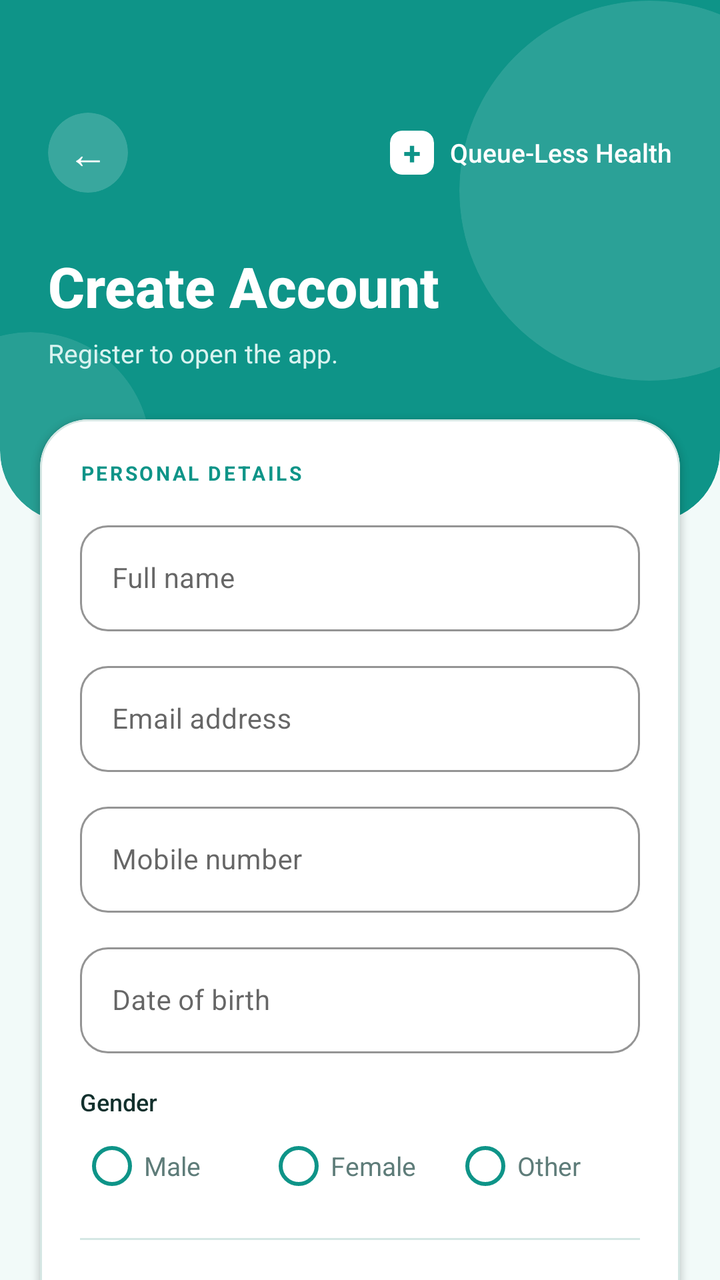
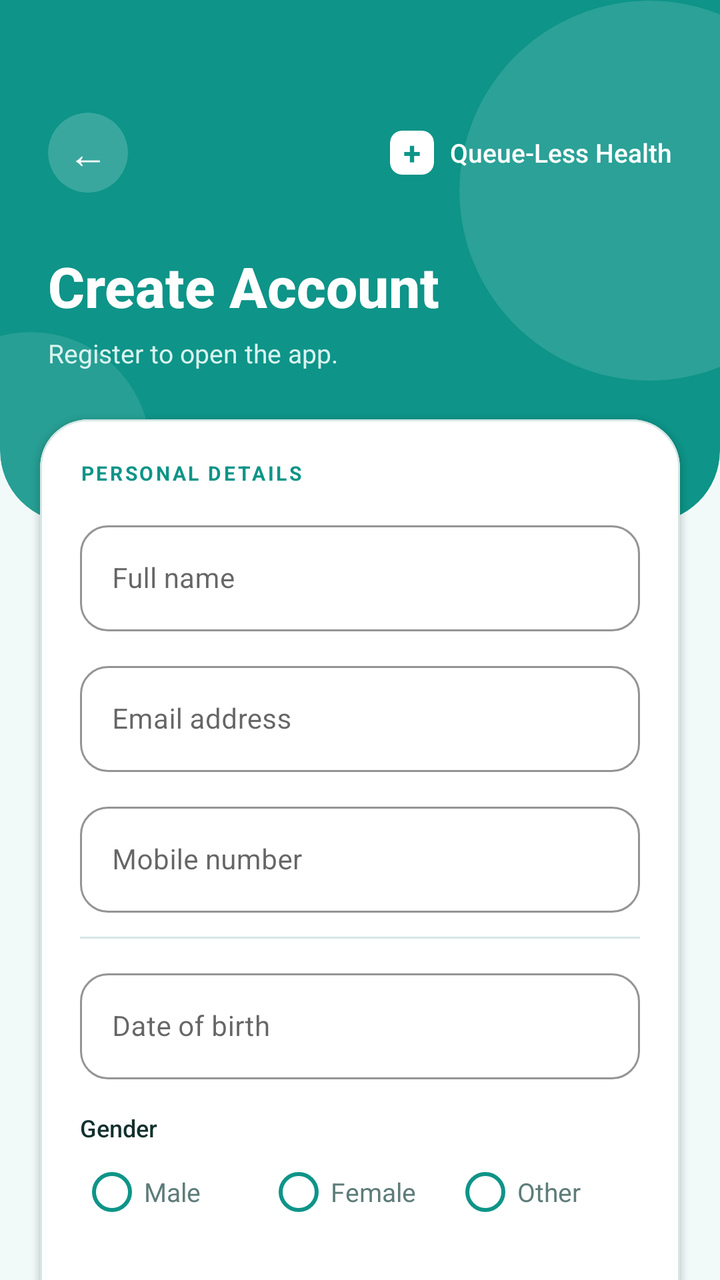

Screens rendered from an Android XML layout before and after an edit, with the pre-edit source and the edit as a unified diff.
<!-- AndroidManifest.xml: application theme Theme.QueueLessHealth -->
<!-- res/layout/activity_main_7.xml -->
<?xml version="1.0" encoding="utf-8"?>
<ScrollView xmlns:android="http://schemas.android.com/apk/res/android"
    xmlns:app="http://schemas.android.com/apk/res-auto"
    android:id="@+id/scrollRoot"
    android:layout_width="match_parent"
    android:layout_height="match_parent"
    android:background="#F2FAF9"
    android:fillViewport="true"
    android:overScrollMode="never"
    android:scrollbars="none">

    <LinearLayout
        android:layout_width="match_parent"
        android:layout_height="wrap_content"
        android:orientation="vertical">

        
        <com.google.android.material.card.MaterialCardView
            android:id="@+id/headerCard"
            android:layout_width="match_parent"
            android:layout_height="wrap_content"
            android:layout_marginTop="-40dp"
            app:cardBackgroundColor="#0E9488"
            app:cardCornerRadius="36dp"
            app:cardElevation="0dp"
            app:strokeWidth="0dp">

            <FrameLayout
                android:layout_width="match_parent"
                android:layout_height="wrap_content">

                
                <com.google.android.material.card.MaterialCardView
                    android:layout_width="190dp"
                    android:layout_height="190dp"
                    android:layout_gravity="top|end"
                    android:layout_marginTop="40dp"
                    android:layout_marginEnd="-60dp"
                    app:cardBackgroundColor="#1FFFFFFF"
                    app:cardCornerRadius="95dp"
                    app:cardElevation="0dp"
                    app:strokeWidth="0dp" />

                <com.google.android.material.card.MaterialCardView
                    android:layout_width="120dp"
                    android:layout_height="120dp"
                    android:layout_gravity="bottom|start"
                    android:layout_marginStart="-45dp"
                    android:layout_marginBottom="-25dp"
                    app:cardBackgroundColor="#1AFFFFFF"
                    app:cardCornerRadius="60dp"
                    app:cardElevation="0dp"
                    app:strokeWidth="0dp" />

                <LinearLayout
                    android:layout_width="match_parent"
                    android:layout_height="wrap_content"
                    android:orientation="vertical"
                    android:paddingStart="24dp"
                    android:paddingTop="96dp"
                    android:paddingEnd="24dp"
                    android:paddingBottom="76dp">

                    <LinearLayout
                        android:layout_width="match_parent"
                        android:layout_height="wrap_content"
                        android:gravity="center_vertical"
                        android:orientation="horizontal">

                        
                        <com.google.android.material.card.MaterialCardView
                            android:id="@+id/btnBack"
                            android:layout_width="40dp"
                            android:layout_height="40dp"
                            android:clickable="true"
                            android:focusable="true"
                            app:cardBackgroundColor="#2EFFFFFF"
                            app:cardCornerRadius="20dp"
                            app:cardElevation="0dp"
                            app:strokeWidth="0dp">

                            <TextView
                                android:layout_width="match_parent"
                                android:layout_height="match_parent"
                                android:gravity="center"
                                android:importantForAccessibility="no"
                                android:text="←"
                                android:textColor="#FFFFFF"
                                android:textSize="20sp" />
                        </com.google.android.material.card.MaterialCardView>

                        <View
                            android:layout_width="0dp"
                            android:layout_height="1dp"
                            android:layout_weight="1" />

                        
                        <com.google.android.material.card.MaterialCardView
                            android:layout_width="22dp"
                            android:layout_height="22dp"
                            app:cardBackgroundColor="#FFFFFF"
                            app:cardCornerRadius="6dp"
                            app:cardElevation="0dp"
                            app:strokeWidth="0dp">

                            <TextView
                                android:layout_width="match_parent"
                                android:layout_height="match_parent"
                                android:gravity="center"
                                android:importantForAccessibility="no"
                                android:text="+"
                                android:textColor="#0E9488"
                                android:textSize="16sp"
                                android:textStyle="bold" />
                        </com.google.android.material.card.MaterialCardView>

                        <TextView
                            android:layout_width="wrap_content"
                            android:layout_height="wrap_content"
                            android:layout_marginStart="8dp"
                            android:fontFamily="sans-serif-medium"
                            android:text="Queue-Less Health"
                            android:textColor="#FFFFFF"
                            android:textSize="13sp" />
                    </LinearLayout>

                    <TextView
                        android:layout_width="match_parent"
                        android:layout_height="wrap_content"
                        android:layout_marginTop="28dp"
                        android:fontFamily="sans-serif-medium"
                        android:text="Create Account"
                        android:textColor="#FFFFFF"
                        android:textSize="28sp"
                        android:textStyle="bold" />

                    <TextView
                        android:layout_width="match_parent"
                        android:layout_height="wrap_content"
                        android:layout_marginTop="6dp"
                        android:lineSpacingExtra="2dp"
                        android:text="Register to open the app."
                        android:textColor="#D9F3F0"
                        android:textSize="13sp" />
                </LinearLayout>
            </FrameLayout>
        </com.google.android.material.card.MaterialCardView>

        
        <com.google.android.material.card.MaterialCardView
            android:layout_width="match_parent"
            android:layout_height="wrap_content"
            android:layout_marginStart="20dp"
            android:layout_marginTop="-52dp"
            android:layout_marginEnd="20dp"
            app:cardBackgroundColor="#FFFFFF"
            app:cardCornerRadius="24dp"
            app:cardElevation="2dp"
            app:strokeColor="#D5E7E4"
            app:strokeWidth="1dp">

            <LinearLayout
                android:layout_width="match_parent"
                android:layout_height="wrap_content"
                android:orientation="vertical"
                android:padding="20dp">

                <TextView
                    android:layout_width="wrap_content"
                    android:layout_height="wrap_content"
                    android:letterSpacing="0.12"
                    android:text="PERSONAL DETAILS"
                    android:textColor="#0E9488"
                    android:textSize="10sp"
                    android:textStyle="bold" />

                
                <com.google.android.material.textfield.TextInputLayout
                    android:id="@+id/tilFullName"
                    style="?attr/textInputOutlinedStyle"
                    android:layout_width="match_parent"
                    android:layout_height="wrap_content"
                    android:layout_marginTop="14dp"
                    android:hint="Full name"
                    app:boxCornerRadiusBottomEnd="14dp"
                    app:boxCornerRadiusBottomStart="14dp"
                    app:boxCornerRadiusTopEnd="14dp"
                    app:boxCornerRadiusTopStart="14dp"
                    app:boxStrokeColor="#0E9488"
                    app:hintTextColor="#0E9488">

                    <com.google.android.material.textfield.TextInputEditText
                        android:id="@+id/etFullName"
                        android:layout_width="match_parent"
                        android:layout_height="wrap_content"
                        android:imeOptions="actionNext"
                        android:inputType="textPersonName|textCapWords"
                        android:maxLines="1"
                        android:textColor="#12302D"
                        android:textSize="14sp" />
                </com.google.android.material.textfield.TextInputLayout>

                
                <com.google.android.material.textfield.TextInputLayout
                    android:id="@+id/tilEmail"
                    style="?attr/textInputOutlinedStyle"
                    android:layout_width="match_parent"
                    android:layout_height="wrap_content"
                    android:layout_marginTop="12dp"
                    android:hint="Email address"
                    app:boxCornerRadiusBottomEnd="14dp"
                    app:boxCornerRadiusBottomStart="14dp"
                    app:boxCornerRadiusTopEnd="14dp"
                    app:boxCornerRadiusTopStart="14dp"
                    app:boxStrokeColor="#0E9488"
                    app:hintTextColor="#0E9488">

                    <com.google.android.material.textfield.TextInputEditText
                        android:id="@+id/etEmail"
                        android:layout_width="match_parent"
                        android:layout_height="wrap_content"
                        android:imeOptions="actionNext"
                        android:inputType="textEmailAddress"
                        android:maxLines="1"
                        android:textColor="#12302D"
                        android:textSize="14sp" />
                </com.google.android.material.textfield.TextInputLayout>

                
                <com.google.android.material.textfield.TextInputLayout
                    android:id="@+id/tilPhone"
                    style="?attr/textInputOutlinedStyle"
                    android:layout_width="match_parent"
                    android:layout_height="wrap_content"
                    android:layout_marginTop="12dp"
                    android:hint="Mobile number"
                    app:boxCornerRadiusBottomEnd="14dp"
                    app:boxCornerRadiusBottomStart="14dp"
                    app:boxCornerRadiusTopEnd="14dp"
                    app:boxCornerRadiusTopStart="14dp"
                    app:boxStrokeColor="#0E9488"
                    app:hintTextColor="#0E9488"
                    app:prefixText="+63 "
                    app:prefixTextColor="#5E7C79">

                    <com.google.android.material.textfield.TextInputEditText
                        android:id="@+id/etPhone"
                        android:layout_width="match_parent"
                        android:layout_height="wrap_content"
                        android:imeOptions="actionNext"
                        android:inputType="phone"
                        android:maxLength="12"
                        android:maxLines="1"
                        android:textColor="#12302D"
                        android:textSize="14sp" />
                </com.google.android.material.textfield.TextInputLayout>

                
                <com.google.android.material.textfield.TextInputLayout
                    android:id="@+id/tilDob"
                    style="?attr/textInputOutlinedStyle"
                    android:layout_width="match_parent"
                    android:layout_height="wrap_content"
                    android:layout_marginTop="12dp"
                    android:hint="Date of birth"
                    app:boxCornerRadiusBottomEnd="14dp"
                    app:boxCornerRadiusBottomStart="14dp"
                    app:boxCornerRadiusTopEnd="14dp"
                    app:boxCornerRadiusTopStart="14dp"
                    app:boxStrokeColor="#0E9488"
                    app:hintTextColor="#0E9488">

                    <com.google.android.material.textfield.TextInputEditText
                        android:id="@+id/etDob"
                        android:layout_width="match_parent"
                        android:layout_height="wrap_content"
                        android:clickable="true"
                        android:cursorVisible="false"
                        android:focusable="false"
                        android:inputType="none"
                        android:maxLines="1"
                        android:textColor="#12302D"
                        android:textSize="14sp" />
                </com.google.android.material.textfield.TextInputLayout>

                
                <TextView
                    android:layout_width="match_parent"
                    android:layout_height="wrap_content"
                    android:layout_marginTop="16dp"
                    android:fontFamily="sans-serif-medium"
                    android:text="Gender"
                    android:textColor="#12302D"
                    android:textSize="12sp" />

                <RadioGroup
                    android:id="@+id/rgGender"
                    android:layout_width="match_parent"
                    android:layout_height="wrap_content"
                    android:orientation="horizontal">

                    <RadioButton
                        android:id="@+id/rbMale"
                        android:layout_width="0dp"
                        android:layout_height="wrap_content"
                        android:layout_weight="1"
                        android:minHeight="48dp"
                        android:text="Male"
                        android:textColor="#5E7C79"
                        android:textSize="13sp"
                        app:buttonTint="#0E9488" />

                    <RadioButton
                        android:id="@+id/rbFemale"
                        android:layout_width="0dp"
                        android:layout_height="wrap_content"
                        android:layout_weight="1"
                        android:minHeight="48dp"
                        android:text="Female"
                        android:textColor="#5E7C79"
                        android:textSize="13sp"
                        app:buttonTint="#0E9488" />

                    <RadioButton
                        android:id="@+id/rbOther"
                        android:layout_width="0dp"
                        android:layout_height="wrap_content"
                        android:layout_weight="1"
                        android:minHeight="48dp"
                        android:text="Other"
                        android:textColor="#5E7C79"
                        android:textSize="13sp"
                        app:buttonTint="#0E9488" />
                </RadioGroup>

                
                <View
                    android:layout_width="match_parent"
                    android:layout_height="1dp"
                    android:layout_marginTop="12dp"
                    android:background="#D5E7E4" />

                <TextView
                    android:layout_width="wrap_content"
                    android:layout_height="wrap_content"
                    android:layout_marginTop="20dp"
                    android:letterSpacing="0.12"
                    android:text="ACCOUNT SECURITY"
                    android:textColor="#0E9488"
                    android:textSize="10sp"
                    android:textStyle="bold" />

                
                <com.google.android.material.textfield.TextInputLayout
                    android:id="@+id/tilPassword"
                    style="?attr/textInputOutlinedStyle"
                    android:layout_width="match_parent"
                    android:layout_height="wrap_content"
                    android:layout_marginTop="14dp"
                    android:hint="Password"
                    app:boxCornerRadiusBottomEnd="14dp"
                    app:boxCornerRadiusBottomStart="14dp"
                    app:boxCornerRadiusTopEnd="14dp"
                    app:boxCornerRadiusTopStart="14dp"
                    app:boxStrokeColor="#0E9488"
                    app:endIconMode="password_toggle"
                    app:endIconTint="#6B8E8A"
                    app:helperText="At least 8 characters, with a letter and a number"
                    app:helperTextTextColor="#5E7C79"
                    app:hintTextColor="#0E9488">

                    <com.google.android.material.textfield.TextInputEditText
                        android:id="@+id/etPassword"
                        android:layout_width="match_parent"
                        android:layout_height="wrap_content"
                        android:imeOptions="actionNext"
                        android:inputType="textPassword"
                        android:maxLines="1"
                        android:textColor="#12302D"
                        android:textSize="14sp" />
                </com.google.android.material.textfield.TextInputLayout>

                
                <com.google.android.material.textfield.TextInputLayout
                    android:id="@+id/tilConfirmPassword"
                    style="?attr/textInputOutlinedStyle"
                    android:layout_width="match_parent"
                    android:layout_height="wrap_content"
                    android:layout_marginTop="12dp"
                    android:hint="Confirm password"
                    app:boxCornerRadiusBottomEnd="14dp"
                    app:boxCornerRadiusBottomStart="14dp"
                    app:boxCornerRadiusTopEnd="14dp"
                    app:boxCornerRadiusTopStart="14dp"
                    app:boxStrokeColor="#0E9488"
                    app:endIconMode="password_toggle"
                    app:endIconTint="#6B8E8A"
                    app:hintTextColor="#0E9488">

                    <com.google.android.material.textfield.TextInputEditText
                        android:id="@+id/etConfirmPassword"
                        android:layout_width="match_parent"
                        android:layout_height="wrap_content"
                        android:imeOptions="actionDone"
                        android:inputType="textPassword"
                        android:maxLines="1"
                        android:textColor="#12302D"
                        android:textSize="14sp" />
                </com.google.android.material.textfield.TextInputLayout>

                
                <CheckBox
                    android:id="@+id/cbTerms"
                    android:layout_width="match_parent"
                    android:layout_height="wrap_content"
                    android:layout_marginTop="10dp"
                    android:minHeight="48dp"
                    android:text="I agree to the Terms of Service and Privacy Policy"
                    android:textColor="#5E7C79"
                    android:textSize="12sp"
                    app:buttonTint="#0E9488" />

                
                <com.google.android.material.button.MaterialButton
                    android:id="@+id/btnRegister"
                    android:layout_width="match_parent"
                    android:layout_height="54dp"
                    android:layout_marginTop="8dp"
                    android:backgroundTint="#0E9488"
                    android:fontFamily="sans-serif-medium"
                    android:text="Create Account"
                    android:textAllCaps="false"
                    android:textColor="#FFFFFF"
                    android:textSize="15sp"
                    app:cornerRadius="16dp" />
            </LinearLayout>
        </com.google.android.material.card.MaterialCardView>

        
        <LinearLayout
            android:layout_width="match_parent"
            android:layout_height="wrap_content"
            android:gravity="center"
            android:orientation="horizontal"
            android:paddingTop="12dp"
            android:paddingBottom="32dp">

            <TextView
                android:layout_width="wrap_content"
                android:layout_height="wrap_content"
                android:text="Already have an account?"
                android:textColor="#5E7C79"
                android:textSize="13sp" />

            <TextView
                android:id="@+id/tvLogin"
                android:layout_width="wrap_content"
                android:layout_height="wrap_content"
                android:background="?attr/selectableItemBackground"
                android:clickable="true"
                android:focusable="true"
                android:fontFamily="sans-serif-medium"
                android:gravity="center_vertical"
                android:minHeight="48dp"
                android:paddingStart="6dp"
                android:paddingEnd="6dp"
                android:text="Login"
                android:textColor="#0E9488"
                android:textSize="13sp"
                android:textStyle="bold" />
        </LinearLayout>

    </LinearLayout>
</ScrollView>
<!-- resources referenced by this layout -->
<resources>
  <style name="Theme.QueueLessHealth" parent="Theme.MaterialComponents.DayNight.DarkActionBar">
          
          <item name="colorPrimary">@color/purple_500</item>
          <item name="colorPrimaryVariant">@color/purple_700</item>
          <item name="colorOnPrimary">@color/white</item>
          
          <item name="colorSecondary">@color/teal_200</item>
          <item name="colorSecondaryVariant">@color/teal_700</item>
          <item name="colorOnSecondary">@color/black</item>
          
          <item name="android:statusBarColor">?attr/colorPrimaryVariant</item>
          
      </style>
  <color name="purple_500">#FF6200EE</color>
  <color name="purple_700">#FF3700B3</color>
  <color name="white">#FFFFFFFF</color>
  <color name="teal_200">#FF03DAC5</color>
  <color name="teal_700">#FF018786</color>
  <color name="black">#FF000000</color>
</resources>

<!-- the commit's change to res/layout/activity_main_7.xml (unified diff, before → after) -->
@@ -145,6 +145,8 @@
                 </LinearLayout>
             </FrameLayout>
         </com.google.android.material.card.MaterialCardView>
+
+        
 
         
         <com.google.android.material.card.MaterialCardView
@@ -253,6 +255,12 @@
                         android:maxLines="1"
                         android:textColor="#12302D"
                         android:textSize="14sp" />
+
+                    <View
+                        android:layout_width="match_parent"
+                        android:layout_height="1dp"
+                        android:layout_marginTop="12dp"
+                        android:background="#D5E7E4" />
                 </com.google.android.material.textfield.TextInputLayout>
 
                 
@@ -334,11 +342,6 @@
                 </RadioGroup>
 
                 
-                <View
-                    android:layout_width="match_parent"
-                    android:layout_height="1dp"
-                    android:layout_marginTop="12dp"
-                    android:background="#D5E7E4" />
 
                 <TextView
                     android:layout_width="wrap_content"
@@ -436,7 +439,6 @@
             </LinearLayout>
         </com.google.android.material.card.MaterialCardView>
 
-        
         <LinearLayout
             android:layout_width="match_parent"
             android:layout_height="wrap_content"
